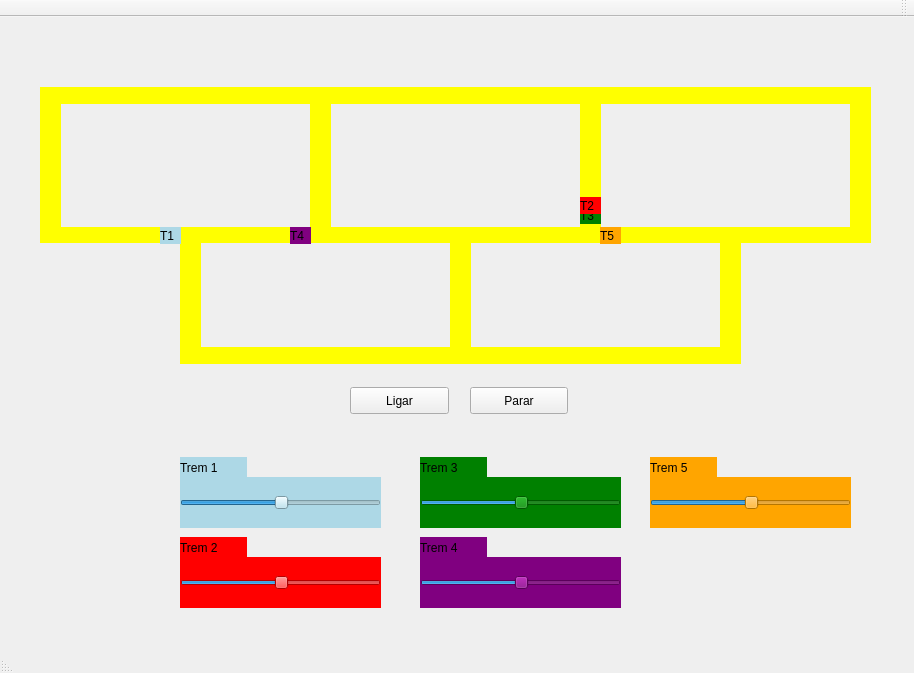
This is mainwindow.ui in viniciu21/ThreadTrain as Qt 5 draws it before an edit. The edited form follows.
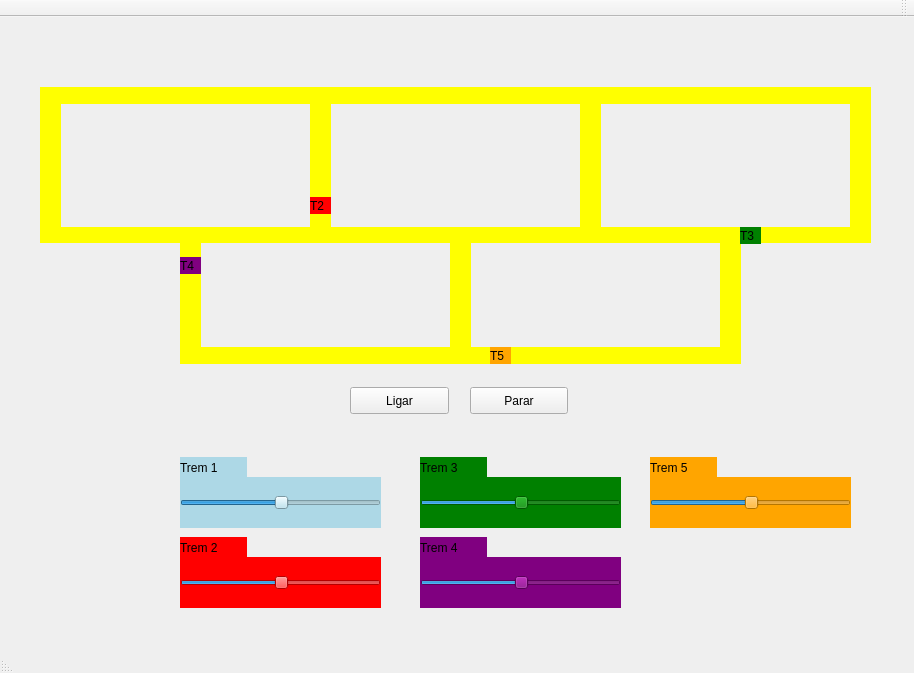
This is the edited form.

Commit message: feat: deadlock middle

Diff of the .ui file:
```diff
--- a/mainwindow.ui
+++ b/mainwindow.ui
@@ -20,8 +20,8 @@
    <widget class="QLabel" name="label_trem1">
     <property name="geometry">
      <rect>
-      <x>160</x>
-      <y>210</y>
+      <x>310</x>
+      <y>180</y>
       <width>21</width>
       <height>17</height>
      </rect>
@@ -142,7 +142,7 @@
    <widget class="QLabel" name="label_trem2">
     <property name="geometry">
      <rect>
-      <x>580</x>
+      <x>310</x>
       <y>180</y>
       <width>21</width>
       <height>17</height>
@@ -158,8 +158,8 @@
    <widget class="QLabel" name="label_trem3">
     <property name="geometry">
      <rect>
-      <x>580</x>
-      <y>190</y>
+      <x>740</x>
+      <y>210</y>
       <width>21</width>
       <height>17</height>
      </rect>
@@ -174,8 +174,8 @@
    <widget class="QLabel" name="label_trem4">
     <property name="geometry">
      <rect>
-      <x>290</x>
-      <y>210</y>
+      <x>180</x>
+      <y>240</y>
       <width>21</width>
       <height>17</height>
      </rect>
@@ -190,8 +190,8 @@
    <widget class="QLabel" name="label_trem5">
     <property name="geometry">
      <rect>
-      <x>600</x>
-      <y>210</y>
+      <x>490</x>
+      <y>330</y>
       <width>21</width>
       <height>17</height>
      </rect>
@@ -610,8 +610,8 @@
    <zorder>label_trem4</zorder>
    <zorder>label_trem5</zorder>
    <zorder>label_trem3</zorder>
-   <zorder>label_trem2</zorder>
    <zorder>label_trem1</zorder>
+   <zorder>label_trem2</zorder>
   </widget>
   <widget class="QMenuBar" name="menuBar">
    <property name="geometry">
```
The commit also changes 1 other file.
